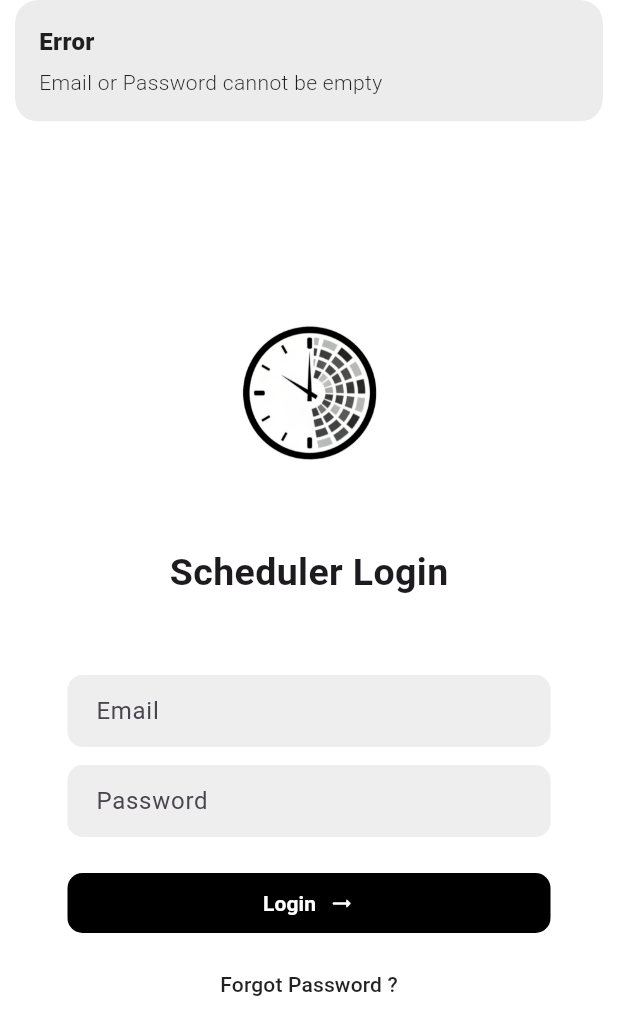
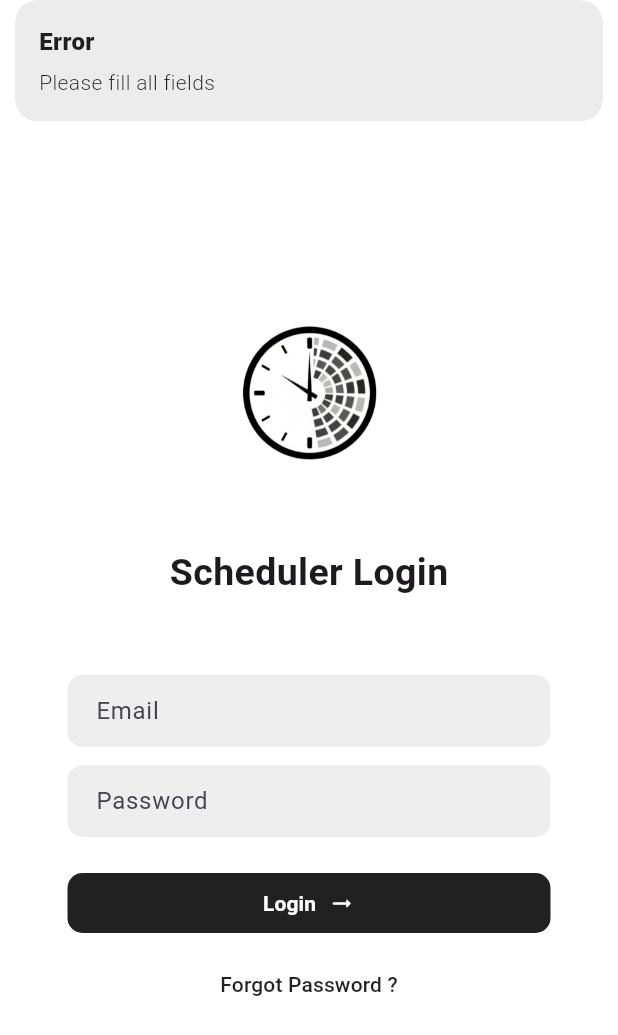
Before and after one commit to jainambarbhaya1509/Scheduler, a Flutter app: the LoginPage screen opened directly, after a tap on "Login", on a phone screen of 412 x 824 dp. Shown: the top 1035 px of the screen. Run offline on Flutter 3.47's test engine with Material 3 defaults, Android fonts, the phone set to English and light mode, and no system bars; our stand-ins replace cloud_firestore, file_picker, firebase_core, get; missing offline and left inert: excel; accounts and stored records are empty.

Commit message:
Revert "session management done"
This reverts commit e22ec218de3c2d7222ee9e719d69d076aee8fade.

```diff
--- a/lib/controller/login_controller.dart
+++ b/lib/controller/login_controller.dart
@@ -2,20 +2,21 @@ import 'package:cloud_firestore/cloud_firestore.dart';
 import 'package:flutter/widgets.dart';
 import 'package:get/get.dart';
 import 'package:schedule/controller/profile_controller.dart';
-import 'package:schedule/controller/session_controller.dart';
+import 'user_controller.dart';
 
 class LoginController extends GetxController {
   final emailController = TextEditingController();
   final passwordController = TextEditingController();
+  final isLoading = false.obs;
+
   final oldPasswordController = TextEditingController();
   final newPasswordController = TextEditingController();
 
-  final isLoading = false.obs;
 
   final FirebaseFirestore _db = FirebaseFirestore.instance;
+  late final UserController _userController = Get.find<UserController>();
 
-  late final SessionController session = Get.find<SessionController>();
-
+  /// Optimized login with validation
   Future<Map<String, dynamic>?> login() async {
     try {
       isLoading.value = true;
@@ -24,11 +25,10 @@ class LoginController extends GetxController {
       final password = passwordController.text.trim();
 
       if (email.isEmpty || password.isEmpty) {
-        Get.snackbar("Error", "Email or Password cannot be empty");
+        Get.snackbar("Error", "Please fill all fields");
         return null;
       }
 
-      // Fetch user from Firestore — using "users" collection ONLY
       final query = await _db
           .collection("faculty")
           .where("email", isEqualTo: email)
@@ -36,29 +36,32 @@ class LoginController extends GetxController {
           .get();
 
       if (query.docs.isEmpty) {
-        Get.snackbar("Error", "User not found");
+        Get.snackbar("Login Failed", "User not found");
         return null;
       }
 
-      final user = query.docs.first.data();
+      final doc = query.docs.first;
+      final user = doc.data();
 
       if (user["password"] != password) {
-        Get.snackbar("Error", "Incorrect password");
+        Get.snackbar("Login Failed", "Incorrect password");
         return null;
       }
 
-      // Save session
-      await session.setSession(
-        email,
-        password,
-        user["isHOD"] ?? false,
-        user["isSuperAdmin"] ?? false,
-        user["isAdmin"] ?? false,
+      _userController.setUser(
+        doc.id,
+        user["username"] ?? "",
+        user["email"] ?? "",
+        user["department"] ?? "",
+        hod: user["isHOD"] ?? false,
+        admin: user["isAdmin"] ?? false,
+        superadmin: user["isSuperAdmin"] ?? false,
       );
 
+      Get.snackbar("Success", "Welcome ${user['username']}");
       return user;
     } catch (e) {
-      Get.snackbar("Login Error", e.toString());
+      Get.snackbar("Error", e.toString());
       return null;
     } finally {
       isLoading.value = false;
@@ -66,24 +69,24 @@ class LoginController extends GetxController {
   }
 
   Future<void> changePassword() async {
+    final ProfileController profileController = Get.find<ProfileController>();
+    print(profileController.userEmail);
     try {
       isLoading.value = true;
-
-      final profile = Get.find<ProfileController>();
-      final email = profile.userEmail.trim();
 
       final oldPassword = oldPasswordController.text.trim();
       final newPassword = newPasswordController.text.trim();
 
+      // Basic validation
       if (oldPassword.isEmpty || newPassword.isEmpty) {
         Get.snackbar("Error", "Please fill all fields");
         return;
       }
 
-      // Fetch user from Firestore (same users collection)
+      // Fetch user
       final query = await _db
           .collection("faculty")
-          .where("email", isEqualTo: email)
+          .where("email", isEqualTo: profileController.userEmail)
           .limit(1)
           .get();
 
@@ -95,27 +98,20 @@ class LoginController extends GetxController {
       final doc = query.docs.first;
       final user = doc.data();
 
+      // Old password validation
       if (user["password"] != oldPassword) {
         Get.snackbar("Failed", "Old password is incorrect");
         return;
       }
 
-      // Update Firestore
-      await _db.collection("users").doc(doc.id).update({
+      // Update new password
+      await _db.collection("faculty").doc(doc.id).update({
         "password": newPassword,
       });
 
-      // Update local session
-      await session.setSession(
-        email,
-        newPassword,
-        user["isHOD"] ?? false,
-        user["isSuperAdmin"] ?? false,
-        user["isAdmin"] ?? false,
-      );
-
       Get.snackbar("Success", "Password changed successfully");
 
+      // Clear fields
       oldPasswordController.clear();
       newPasswordController.clear();
     } catch (e) {
@@ -129,8 +125,6 @@ class LoginController extends GetxController {
   void onClose() {
     emailController.dispose();
     passwordController.dispose();
-    oldPasswordController.dispose();
-    newPasswordController.dispose();
     super.onClose();
   }
 }
--- a/lib/controller/session_controller.dart
+++ /dev/null
@@ -1,46 +0,0 @@
-import 'package:shared_preferences/shared_preferences.dart';
-import 'package:uuid/uuid.dart';
-
-class SessionController {
-  final SharedPreferencesAsync pref = SharedPreferencesAsync();
-  final uuid = Uuid();
-
-  /// Save user session after login
-  Future<void> setSession(
-    String email,
-    String password,
-    bool isHOD,
-    bool isSuperAdmin,
-    bool isAdmin,
-  ) async {
-    await pref.setString("uuid", uuid.v4());
-    await pref.setString("email", email);
-    await pref.setString("password", password);
-    await pref.setBool("isHOD", isHOD);
-    await pref.setBool("isSuperAdmin", isSuperAdmin);
-    await pref.setBool("isAdmin", isAdmin);
-  }
-
-  /// Fetch session
-  Future<Map<String, dynamic>> getSession() async {
-    return {
-      "uuid": await pref.getString("uuid"),
-      "email": await pref.getString("email"),
-      "password": await pref.getString("password"),
-      "isHOD": await pref.getBool("isHOD") ?? false,
-      "isSuperAdmin": await pref.getBool("isSuperAdmin") ?? false,
-      "isAdmin": await pref.getBool("isAdmin") ?? false,
-    };
-  }
-
-  /// Check if login exists
-  Future<bool> isLoggedIn() async {
-    final id = await pref.getString("uuid");
-    return id != null;
-  }
-
-  /// Clear all session info
-  Future<void> clearSession() async {
-    await pref.clear();
-  }
-}
--- a/lib/pages/home.dart
+++ b/lib/pages/home.dart
@@ -1,5 +1,6 @@
 import 'package:flutter/material.dart';
 import 'package:schedule/pages/manage_timetable/add_timetable.dart';
+import 'package:schedule/pages/manage_timetable/view_reservations.dart';
 import 'package:schedule/pages/profile/profile_page.dart';
 import 'package:schedule/pages/requests/requests_page.dart';
 import 'package:schedule/pages/schedule/schedule_page.dart';
--- a/lib/pages/login/login_page.dart
+++ b/lib/pages/login/login_page.dart
@@ -2,7 +2,6 @@ import 'package:flutter/material.dart';
 import 'package:get/get.dart';
 import 'package:schedule/controller/login_controller.dart';
 import 'package:schedule/pages/home.dart';
-
 
 class LoginPage extends StatelessWidget {
   const LoginPage({super.key});
@@ -18,33 +17,31 @@ class LoginPage extends StatelessWidget {
           child: Column(
             mainAxisSize: MainAxisSize.min,
             children: [
-              // Logo
-              Image.asset(
-                "assets/icon.png",
-                height: MediaQuery.sizeOf(context).height / 4,
-                width: MediaQuery.sizeOf(context).width / 4,
+              Center(
+                child: Image.asset(
+                  "assets/icon.png",
+                  height: MediaQuery.sizeOf(context).height / 4,
+                  width: MediaQuery.sizeOf(context).width / 4,
+                ),
               ),
 
               const Text(
                 "Scheduler Login",
                 style: TextStyle(fontSize: 25, fontWeight: FontWeight.bold),
               ),
-
               const SizedBox(height: 30),
-
               _buildLoginCard(context, controller),
-
-              // Forgot password
               TextButton(
                 onPressed: () {
-                  Get.snackbar("Coming soon", "Forgot password feature");
+                  print(123);
                 },
                 style: ButtonStyle(
                   padding: WidgetStateProperty.all(EdgeInsets.zero),
                   minimumSize: WidgetStateProperty.all(Size.zero),
                   tapTargetSize: MaterialTapTargetSize.shrinkWrap,
-                  overlayColor:
-                      WidgetStateProperty.all(Colors.transparent),
+                  overlayColor: WidgetStateProperty.all(
+                    Colors.white,
+                  ), // optional: remove ripple padding
                 ),
                 child: const Text(
                   "Forgot Password ?",
@@ -58,36 +55,36 @@ class LoginPage extends StatelessWidget {
     );
   }
 
-  /// Login Card UI
+  /// Extracted login card widget
   Widget _buildLoginCard(BuildContext context, LoginController controller) {
     return Container(
       margin: const EdgeInsets.symmetric(horizontal: 25),
       padding: const EdgeInsets.all(20),
       decoration: BoxDecoration(
+        // color: const Color.fromARGB(34, 193, 193, 193),
         borderRadius: BorderRadius.circular(12),
       ),
       child: Column(
         children: [
+          // const SizedBox(height: 20),
           TextFormField(
             controller: controller.emailController,
             decoration: _buildInputDecoration("Email"),
           ),
           const SizedBox(height: 12),
-
           TextFormField(
             controller: controller.passwordController,
             decoration: _buildInputDecoration("Password"),
             obscureText: true,
           ),
           const SizedBox(height: 20),
-
           _buildLoginButton(controller),
         ],
       ),
     );
   }
 
-  /// Login Button
+  /// Extracted login button widget
   Widget _buildLoginButton(LoginController controller) {
     return Obx(() {
       return SizedBox(
@@ -98,14 +95,18 @@ class LoginPage extends StatelessWidget {
               ? null
               : () async {
                   final user = await controller.login();
+
                   if (user != null) {
                     final email = controller.emailController.text.trim();
-                    Get.offAll(
+                    final isHOD = user["isHOD"] ?? false;
+                    final isAdmin = user["isAdmin"] ?? false;
+                    final isSuperAdmin = user["isSuperAdmin"] ?? false;
+                    Get.off(
                       () => HomePage(
                         loggedEmail: email,
-                        isHOD: user["isHOD"] ?? false,
-                        isAdmin: user["isAdmin"] ?? false,
-                        isSuperAdmin: user["isSuperAdmin"] ?? false,
+                        isHOD: isHOD,
+                        isAdmin: isAdmin,
+                        isSuperAdmin: isSuperAdmin,
                       ),
                     );
                   }
@@ -114,7 +115,9 @@ class LoginPage extends StatelessWidget {
               ? const Text(
                   "Loading…",
                   style: TextStyle(
-                      color: Colors.white, fontWeight: FontWeight.w500),
+                    color: Colors.white,
+                    fontWeight: FontWeight.w500,
+                  ),
                 )
               : const Text(
                   "Login",
@@ -122,10 +125,9 @@ class LoginPage extends StatelessWidget {
                 ),
           icon: const Icon(Icons.arrow_right_alt_rounded),
           style: TextButton.styleFrom(
-            backgroundColor: Colors.black,
+            backgroundColor: Colors.grey[900],
             foregroundColor: Colors.white,
-            padding:
-                const EdgeInsets.symmetric(horizontal: 25, vertical: 10),
+            padding: const EdgeInsets.symmetric(horizontal: 25, vertical: 10),
             shape: RoundedRectangleBorder(
               borderRadius: BorderRadius.circular(10),
             ),
@@ -135,7 +137,7 @@ class LoginPage extends StatelessWidget {
     });
   }
 
-  /// Field decoration
+  /// Extracted input decoration helper
   InputDecoration _buildInputDecoration(String hint) {
     return InputDecoration(
       filled: true,
@@ -145,8 +147,7 @@ class LoginPage extends StatelessWidget {
         borderRadius: BorderRadius.circular(10),
         borderSide: BorderSide.none,
       ),
-      contentPadding:
-          const EdgeInsets.symmetric(vertical: 12, horizontal: 15),
+      contentPadding: const EdgeInsets.symmetric(vertical: 12, horizontal: 15),
     );
   }
 }
--- a/lib/pages/profile/profile_page.dart
+++ b/lib/pages/profile/profile_page.dart
@@ -2,7 +2,6 @@ import 'package:flutter/material.dart';
 import 'package:get/get.dart';
 import 'package:schedule/controller/login_controller.dart';
 import 'package:schedule/controller/profile_controller.dart';
-import 'package:schedule/controller/session_controller.dart';
 import 'package:schedule/controller/user_controller.dart';
 import 'package:schedule/pages/login/login_page.dart';
 
@@ -12,6 +11,7 @@ class ProfilePage extends StatelessWidget {
   ProfilePage({super.key, required this.loggedEmail});
 
   final loginController = Get.put(LoginController());
+
 
   @override
   Widget build(BuildContext context) {
@@ -119,6 +119,7 @@ class ProfilePage extends StatelessWidget {
   }
 
   Widget _buildSubmitButton() {
+
     return SizedBox(
       width: double.infinity,
       child: TextButton(
@@ -168,10 +169,7 @@ class ProfilePage extends StatelessWidget {
           // Clear user state
           if (Get.isRegistered<UserController>()) {
             final userController = Get.find<UserController>();
-            final session = Get.find<SessionController>();
-
             userController.clearUser();
-            session.clearSession();
           }
 
           // Navigate to login page and remove all previous routes
--- a/pubspec.yaml
+++ b/pubspec.yaml
@@ -42,8 +42,6 @@ dependencies:
   cloud_firestore: ^5.6.12
   intl: ^0.20.2
   file_picker: ^10.3.6
-  shared_preferences: ^2.5.3
-  uuid: ^4.5.2
 
 dev_dependencies:
   flutter_test:
```
Also changed, not shown: lib/main.dart (+7 -9 lines), lib/pages/splash_page.dart (deleted, +0 -39 lines), pubspec.lock.
